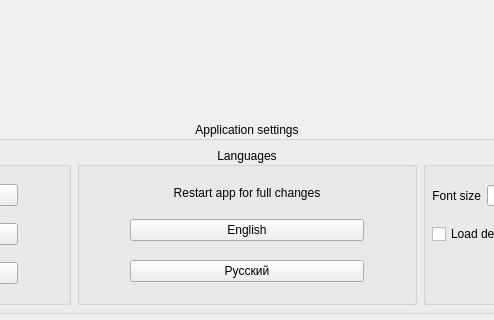
The window that src/widgets/advancedsettings.ui (FreeJoy-Team/FreeJoyConfiguratorQt) describes before a commit, drawn with Qt 5; both pictures show x 284 to 778 and y 278 to 598 of the 1062 by 598 pixel window.
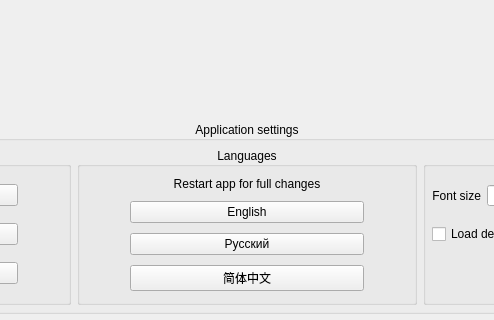
The same window after the commit.

Commit message:
+Language: SChinese
Add support to Simplified Chinese, finished translation works of most options and text

Diff of the .ui file:
```diff
--- a/src/widgets/advancedsettings.ui
+++ b/src/widgets/advancedsettings.ui
@@ -441,7 +441,7 @@
         <property name="alignment">
          <set>Qt::AlignCenter</set>
         </property>
-        <layout class="QGridLayout" name="gridLayout_6" rowstretch="0,0,0">
+        <layout class="QGridLayout" name="gridLayout_6" rowstretch="0,0,0,0">
          <property name="leftMargin">
           <number>50</number>
          </property>
@@ -454,20 +454,6 @@
          <property name="bottomMargin">
           <number>6</number>
          </property>
-         <item row="2" column="0">
-          <widget class="QPushButton" name="pushButton_LangRussian">
-           <property name="text">
-            <string notr="true">Русский</string>
-           </property>
-          </widget>
-         </item>
-         <item row="1" column="0">
-          <widget class="QPushButton" name="pushButton_LangEnglish">
-           <property name="text">
-            <string notr="true">English</string>
-           </property>
-          </widget>
-         </item>
          <item row="0" column="0">
           <widget class="QLabel" name="label">
            <property name="sizePolicy">
@@ -484,6 +470,27 @@
            </property>
           </widget>
          </item>
+         <item row="2" column="0">
+          <widget class="QPushButton" name="pushButton_LangRussian">
+           <property name="text">
+            <string notr="true">Русский</string>
+           </property>
+          </widget>
+         </item>
+         <item row="1" column="0">
+          <widget class="QPushButton" name="pushButton_LangEnglish">
+           <property name="text">
+            <string notr="true">English</string>
+           </property>
+          </widget>
+         </item>
+         <item row="3" column="0">
+          <widget class="QPushButton" name="pushButton_LangSChinese">
+           <property name="text">
+            <string>简体中文</string>
+           </property>
+          </widget>
+         </item>
         </layout>
        </widget>
       </item>
```
Left out of the diff: 4 changed lines with no effect on the pictures. The commit also changes 7 other files.
